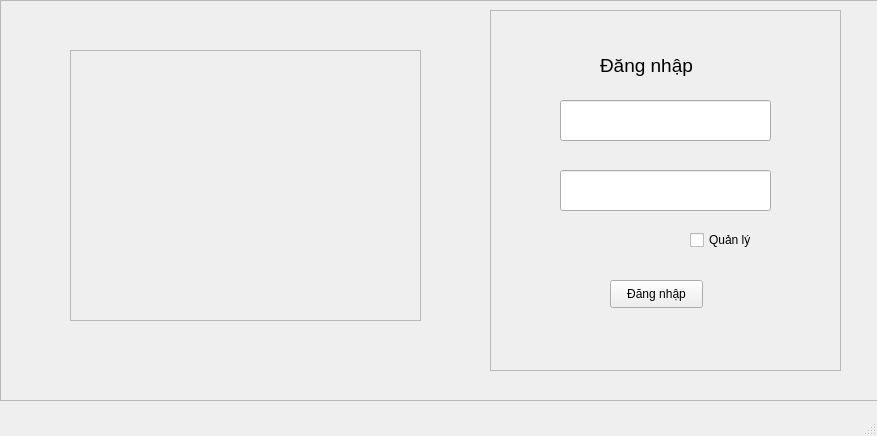
Qt form dangnhap.ui (trunghieu2803/QuanLyThuVien) before a commit.
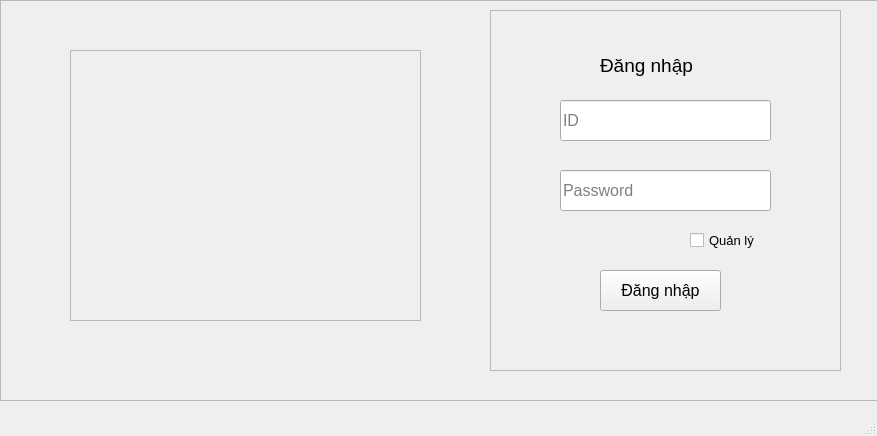
The same form after that commit. Icons and pictures are not drawn.

The edit to the form file:
```diff
--- a/dangnhap.ui
+++ b/dangnhap.ui
@@ -35,12 +35,17 @@
     <widget class="QPushButton" name="pushButton">
      <property name="geometry">
       <rect>
-       <x>120</x>
-       <y>270</y>
-       <width>93</width>
-       <height>28</height>
+       <x>110</x>
+       <y>260</y>
+       <width>121</width>
+       <height>41</height>
       </rect>
      </property>
+     <property name="font">
+      <font>
+       <pointsize>12</pointsize>
+      </font>
+     </property>
      <property name="text">
       <string>Đăng nhập</string>
      </property>
@@ -54,6 +59,14 @@
        <height>41</height>
       </rect>
      </property>
+     <property name="font">
+      <font>
+       <pointsize>12</pointsize>
+      </font>
+     </property>
+     <property name="placeholderText">
+      <string>ID</string>
+     </property>
     </widget>
     <widget class="QLineEdit" name="lineEdit_2">
      <property name="geometry">
@@ -64,6 +77,17 @@
        <height>41</height>
       </rect>
      </property>
+     <property name="font">
+      <font>
+       <pointsize>12</pointsize>
+      </font>
+     </property>
+     <property name="echoMode">
+      <enum>QLineEdit::Password</enum>
+     </property>
+     <property name="placeholderText">
+      <string>Password</string>
+     </property>
     </widget>
     <widget class="QLabel" name="label">
      <property name="geometry">
@@ -88,10 +112,15 @@
       <rect>
        <x>200</x>
        <y>220</y>
-       <width>81</width>
-       <height>20</height>
+       <width>91</width>
+       <height>21</height>
       </rect>
      </property>
+     <property name="font">
+      <font>
+       <pointsize>10</pointsize>
+      </font>
+     </property>
      <property name="text">
       <string>Quản lý</string>
      </property>
```
Left out of the diff: 19 changed lines with no effect on the pictures.
